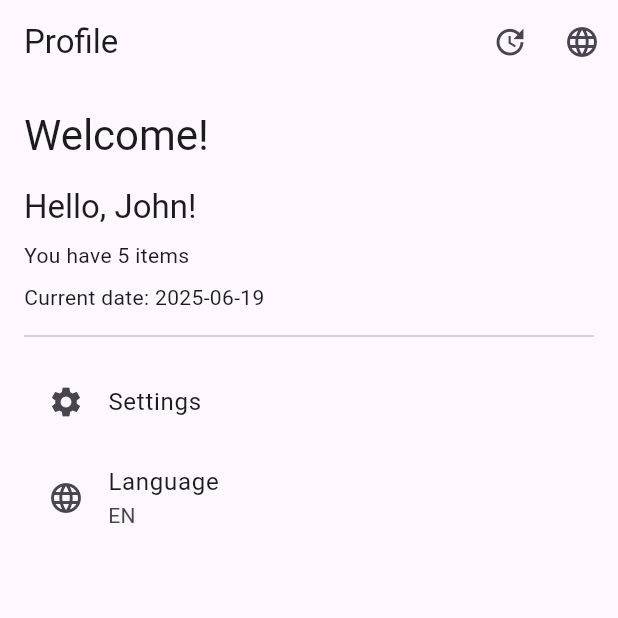
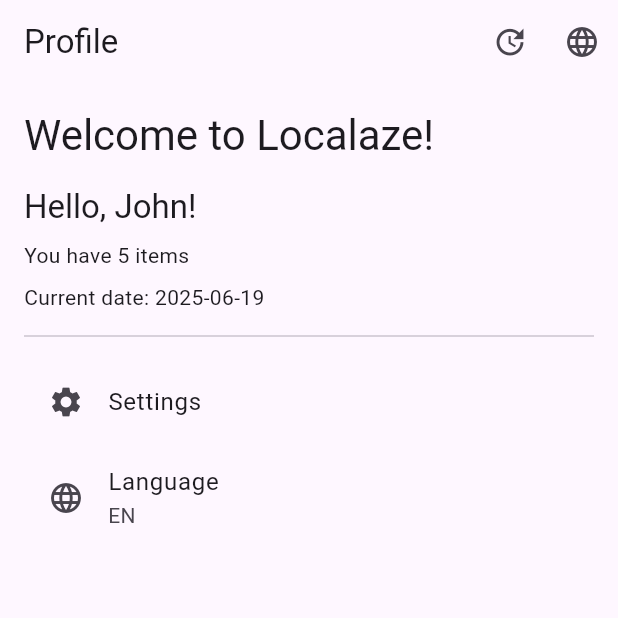
Before and after one commit to sharabiddin/localaze, a Flutter app: the screen it shows after launch, on a phone screen of 412 x 824 dp, the top half of it. Run offline on Flutter 3.47's test engine with Material 3 defaults, Android fonts, the phone set to English and light mode, and no system bars; our stand-ins replace shared_preferences.

````diff
--- a/example/lib/main.dart
+++ b/example/lib/main.dart
@@ -1,6 +1,7 @@
 import 'package:flutter/material.dart';
 import 'package:flutter_localizations/flutter_localizations.dart';
 import 'package:localaze/localaze.dart';
+import 'dart:developer' as developer;
 
 void main() async {
   WidgetsFlutterBinding.ensureInitialized();
@@ -8,15 +9,9 @@ void main() async {
   // Initialize Localaze with configuration
   await Localaze.init(
     config: DefaultConfig(
-      defaultLanguage: 'en',
-      supportedLanguages: {'en', 'es', 'fr'},
-      translationsStructure: TranslationsStructureEnum.languageCodeFirst,
-      paramPattern: RegExp(r'{(\w+)}'),
-      absentKey: 'Translation not found',
-      absentValue: 'Value not found',
       translations: {
         'en': {
-          'welcome': 'Welcome!',
+          'welcome': 'Welcome to Localaze!',
           'hello_name': 'Hello, {name}!',
           'items_count': 'You have {count} items',
           'profile.title': 'Profile',
@@ -25,7 +20,7 @@ void main() async {
           'current_date': 'Current date: {date}',
         },
         'es': {
-          'welcome': '¡Bienvenido!',
+          'welcome': '¡Bienvenido a Localaze!',
           'hello_name': '¡Hola, {name}!',
           'items_count': 'Tienes {count} artículos',
           'profile.title': 'Perfil',
@@ -34,7 +29,7 @@ void main() async {
           'current_date': 'Fecha actual: {date}',
         },
         'fr': {
-          'welcome': 'Bienvenue!',
+          'welcome': 'Bienvenue à Localaze!',
           'hello_name': 'Bonjour, {name}!',
           'items_count': 'Vous avez {count} articles',
           'profile.title': 'Profil',
@@ -43,6 +38,12 @@ void main() async {
           'current_date': 'Date actuelle: {date}',
         },
       },
+      supportedLanguages: {'en', 'es', 'fr'},
+      defaultLanguage: 'en',
+      translationsStructure: TranslationsStructureEnum.languageCodeFirst,
+      paramPattern: RegExp(r'{(\w+)}'),
+      absentKey: 'Translation not found',
+      absentValue: 'Value not found',
     ),
   );
 
@@ -51,7 +52,7 @@ void main() async {
 
 // Function to update translations
 void updateTranslationsToDemo() {
-  print('Updating translations...');
+  developer.log('Updating translations...', name: 'localaze.demo');
   Localaze.instance.updateTranslations({
     'en': {
       'welcome': 'Welcome to the Localaze Demo!',
@@ -91,7 +92,10 @@ class MyApp extends StatelessWidget {
     return ListenableBuilder(
       listenable: Localaze.instance,
       builder: (context, _) {
-        print('Rebuilding MaterialApp with current locale: ${Localaze.instance.currentLocale.languageCode}');
+        developer.log(
+          'Rebuilding MaterialApp with current locale: ${Localaze.instance.currentLocale.languageCode}',
+          name: 'localaze.demo',
+        );
         return MaterialApp(
           title: 'Localaze Demo',
           locale: Localaze.instance.currentLocale,
@@ -121,7 +125,10 @@ class MyHomePage extends StatelessWidget {
     final currentDate = DateTime.now();
     final localaze = Localaze.of(context);
 
-    print('Rebuilding MyHomePage with current locale: ${localaze.currentLocale.languageCode}');
+    developer.log(
+      'Rebuilding MyHomePage with current locale: ${localaze.currentLocale.languageCode}',
+      name: 'localaze.demo',
+    );
 
     return Scaffold(
       appBar: AppBar(
--- a/lib/src/localaze.dart
+++ b/lib/src/localaze.dart
@@ -1,4 +1,5 @@
 import 'package:flutter/widgets.dart';
+import 'package:flutter/scheduler.dart';
 import 'package:shared_preferences/shared_preferences.dart';
 
 import '_default_config.dart';
@@ -14,6 +15,9 @@ class Localaze extends ChangeNotifier {
 
   /// Private constructor
   Localaze._();
+
+  /// Flag to track initialization
+  static bool _isInitialized = false;
 
   /// The current configuration
   TranslationsConfig config = DefaultConfig();
@@ -41,12 +45,13 @@ class Localaze extends ChangeNotifier {
 
   /// Initialize Localaze with configuration and restore saved locale
   static Future<void> init({TranslationsConfig? config}) async {
+    if (_isInitialized) return;
+
     if (config != null) {
       instance.config = config;
+      // Always sync Translator config with instance config
+      Translator.config = config;
     }
-
-    // Always sync Translator config with instance config
-    Translator.config = instance.config;
 
     final prefs = await SharedPreferences.getInstance();
     final savedLocale = prefs.getString(_localeKey);
@@ -58,7 +63,11 @@ class Localaze extends ChangeNotifier {
       instance._currentLocale = Locale(instance.config.defaultLanguage);
     }
 
-    instance.notifyListeners();
+    _isInitialized = true;
+    // Only notify if we're not in initial setup
+    if (WidgetsBinding.instance.schedulerPhase != SchedulerPhase.idle) {
+      instance.notifyListeners();
+    }
   }
 
   /// Set the current locale and notify listeners
@@ -98,6 +107,8 @@ class Localaze extends ChangeNotifier {
 
   /// Update the configuration
   void updateConfig(TranslationsConfig newConfig) {
+    if (config == newConfig) return;
+
     config = newConfig;
     // Update Translator config to match
     Translator.config = newConfig;
@@ -128,15 +139,14 @@ class Localaze extends ChangeNotifier {
   /// });
   /// ```
   void updateTranslations(Map<String, Map<String, String>> newTranslations) {
-    print('Updating translations in Localaze instance...');
+    if (config.translations == newTranslations) return;
+
     // Create a new config with updated translations
     final newConfig = config.copyWith(translations: newTranslations);
     config = newConfig;
     // Update Translator config to match
     Translator.config = newConfig;
     _translationsVersion++; // Increment version on translations update
-    print('Translations updated, notifying listeners...');
     notifyListeners();
-    print('Listeners notified');
   }
 }
--- a/lib/src/localaze_delegate.dart
+++ b/lib/src/localaze_delegate.dart
@@ -36,6 +36,9 @@ class LocalazeDelegate extends LocalizationsDelegate<Localaze> {
   /// Keep track of the translations version to detect changes
   final int translationsVersion;
 
+  /// Keep track of the current locale to avoid unnecessary reloads
+  Locale? _currentLocale;
+
   LocalazeDelegate({
     this.overrideLocale,
     this.useDeviceLocale = true,
@@ -55,7 +58,8 @@ class LocalazeDelegate extends LocalizationsDelegate<Localaze> {
     // Determine which locale to use
     final localeToUse = overrideLocale ?? (useDeviceLocale ? locale : null);
 
-    if (localeToUse != null) {
+    if (localeToUse != null && _currentLocale != localeToUse) {
+      _currentLocale = localeToUse;
       // Set the locale if it's supported
       if (isSupported(localeToUse)) {
         await Localaze.instance.setLocale(localeToUse);
@@ -70,8 +74,10 @@ class LocalazeDelegate extends LocalizationsDelegate<Localaze> {
 
   @override
   bool shouldReload(LocalazeDelegate old) {
-    return old.overrideLocale != overrideLocale ||
+    final shouldReload = old.overrideLocale != overrideLocale ||
            old.useDeviceLocale != useDeviceLocale ||
            old.translationsVersion != Localaze.instance.translationsVersion;
+
+    return shouldReload;
   }
 }
````
Also changed, not shown: 1 other file.
